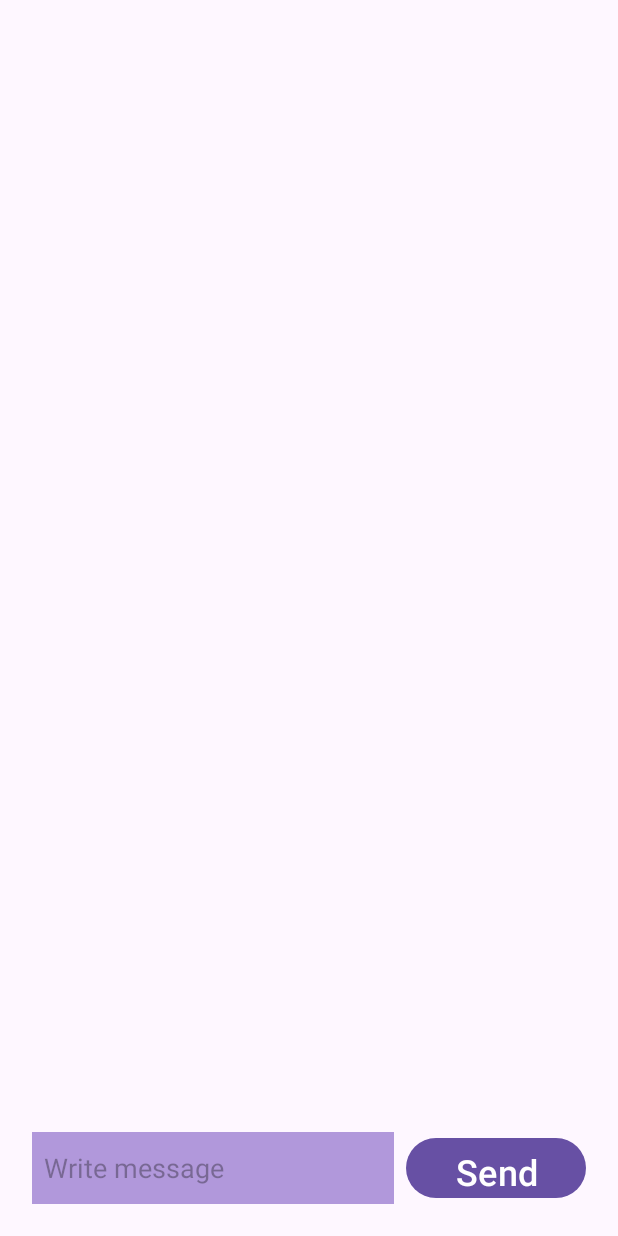
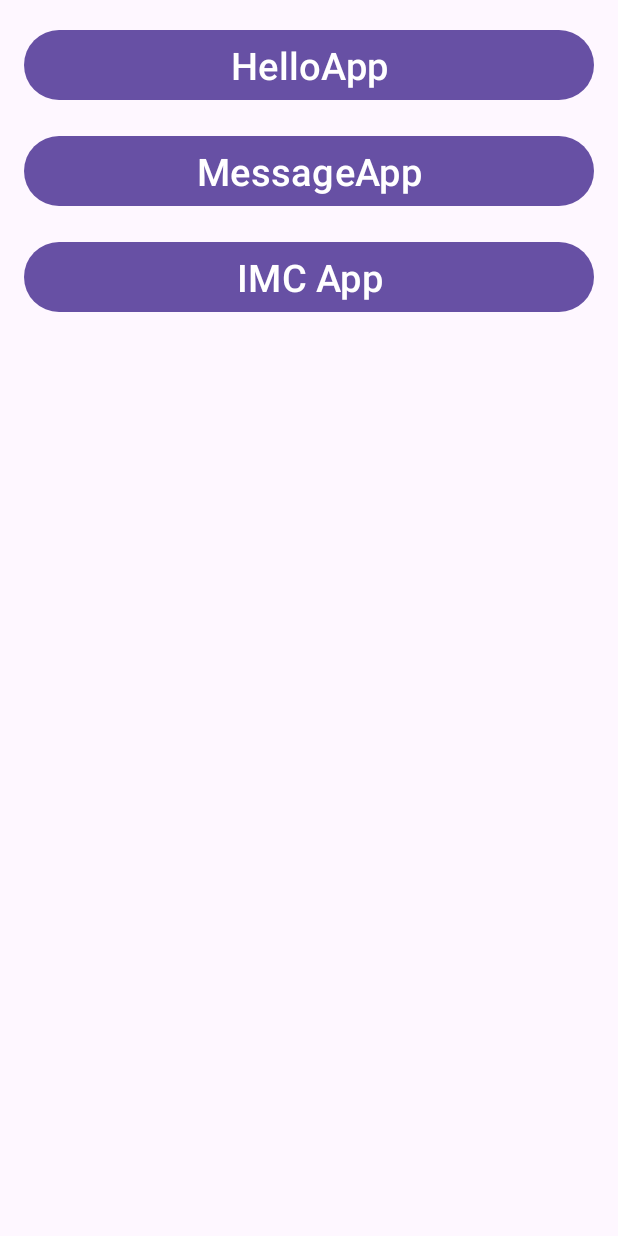
Before and after one commit to rubenmanero/daigualApps, an Android app: the screen it shows after launch (MessageActivity before the commit, MenuActivity after it), on a phone screen of 412 x 824 dp. Run offline under Robolectric (Android 15) with nearby library versions, the phone set to English and light mode, and no system bars.

Commit message:
Principio IMC App

```diff
--- a/app/src/main/java/com/ruben/daigualapps/HelloActivity.kt
+++ b/app/src/main/java/com/ruben/daigualapps/HelloApp/HelloActivity.kt
@@ -1,11 +1,9 @@
-package com.ruben.daigualapps
+package com.ruben.daigualapps.HelloApp
 
 import android.os.Bundle
 import android.widget.TextView
-import androidx.activity.enableEdgeToEdge
 import androidx.appcompat.app.AppCompatActivity
-import androidx.core.view.ViewCompat
-import androidx.core.view.WindowInsetsCompat
+import com.ruben.daigualapps.R
 
 class HelloActivity : AppCompatActivity() {
     override fun onCreate(savedInstanceState: Bundle?) {
--- a/app/src/main/java/com/ruben/daigualapps/MainActivity.kt
+++ b/app/src/main/java/com/ruben/daigualapps/HelloApp/MainActivity.kt
@@ -1,14 +1,12 @@
-package com.ruben.daigualapps
+package com.ruben.daigualapps.HelloApp
 
 import android.content.Intent
 import android.os.Bundle
 import android.util.Log
 import android.widget.Button
 import android.widget.EditText
-import androidx.activity.enableEdgeToEdge
 import androidx.appcompat.app.AppCompatActivity
-import androidx.core.view.ViewCompat
-import androidx.core.view.WindowInsetsCompat
+import com.ruben.daigualapps.R
 
 class MainActivity : AppCompatActivity() {
     override fun onCreate(savedInstanceState: Bundle?) {
--- /dev/null
+++ b/app/src/main/java/com/ruben/daigualapps/MenuActivity.kt
@@ -0,0 +1,49 @@
+package com.ruben.daigualapps
+
+import android.content.Intent
+import android.os.Bundle
+import android.widget.Button
+import androidx.activity.enableEdgeToEdge
+import androidx.appcompat.app.AppCompatActivity
+import androidx.core.view.ViewCompat
+import androidx.core.view.WindowInsetsCompat
+import com.ruben.daigualapps.HelloApp.MainActivity
+import com.ruben.daigualapps.IMCApp.IMCActivity
+import com.ruben.daigualapps.MessageApp.MessageActivity
+
+class MenuActivity : AppCompatActivity() {
+    override fun onCreate(savedInstanceState: Bundle?) {
+        super.onCreate(savedInstanceState)
+        enableEdgeToEdge()
+        setContentView(R.layout.activity_menu)
+        ViewCompat.setOnApplyWindowInsetsListener(findViewById(R.id.main)) { v, insets ->
+            val systemBars = insets.getInsets(WindowInsetsCompat.Type.systemBars())
+            v.setPadding(systemBars.left, systemBars.top, systemBars.right, systemBars.bottom)
+            insets
+        }
+
+        var btnHelloApp = findViewById<Button>(R.id.btnHelloApp)
+        var btnMessageApp = findViewById<Button>(R.id.btnMessageApp)
+        var btnIMCApp = findViewById<Button>(R.id.btnIMCApp)
+
+
+        btnHelloApp.setOnClickListener { navigateToHelloApp() }
+        btnMessageApp.setOnClickListener { navigateToMessageApp() }
+        btnIMCApp.setOnClickListener { navigateToIMCApp() }
+    }
+
+    private fun navigateToHelloApp() {
+        var intent = Intent(this, MainActivity::class.java)
+        startActivity(intent)
+    }
+
+    private fun navigateToMessageApp() {
+        var intent = Intent(this, MessageActivity::class.java)
+        startActivity(intent)
+    }
+
+    private fun navigateToIMCApp() {
+        var intent = Intent(this, IMCActivity::class.java)
+        startActivity(intent)
+    }
+}
--- a/app/src/main/java/com/ruben/daigualapps/MessageActivity.kt
+++ b/app/src/main/java/com/ruben/daigualapps/MessageApp/MessageActivity.kt
@@ -1,4 +1,4 @@
-package com.ruben.daigualapps
+package com.ruben.daigualapps.MessageApp
 
 import android.content.Intent
 import android.os.Bundle
@@ -9,6 +9,7 @@ import androidx.activity.enableEdgeToEdge
 import androidx.appcompat.app.AppCompatActivity
 import androidx.core.view.ViewCompat
 import androidx.core.view.WindowInsetsCompat
+import com.ruben.daigualapps.R
 
 class MessageActivity : AppCompatActivity() {
     override fun onCreate(savedInstanceState: Bundle?) {
--- a/app/src/main/java/com/ruben/daigualapps/ReplyActivity.kt
+++ b/app/src/main/java/com/ruben/daigualapps/MessageApp/ReplyActivity.kt
@@ -1,4 +1,4 @@
-package com.ruben.daigualapps
+package com.ruben.daigualapps.MessageApp
 
 import android.content.Intent
 import android.os.Bundle
@@ -9,6 +9,7 @@ import androidx.activity.enableEdgeToEdge
 import androidx.appcompat.app.AppCompatActivity
 import androidx.core.view.ViewCompat
 import androidx.core.view.WindowInsetsCompat
+import com.ruben.daigualapps.R
 
 class ReplyActivity : AppCompatActivity() {
     override fun onCreate(savedInstanceState: Bundle?) {
--- a/app/src/main/res/layout/activity_hello.xml
+++ b/app/src/main/res/layout/activity_hello.xml
@@ -5,7 +5,7 @@
     android:id="@+id/main"
     android:layout_width="match_parent"
     android:layout_height="match_parent"
-    tools:context=".HelloActivity">
+    tools:context=".HelloApp.HelloActivity">
 
     <TextView
         android:id="@+id/helloText"
--- a/app/src/main/res/layout/activity_main.xml
+++ b/app/src/main/res/layout/activity_main.xml
@@ -5,13 +5,13 @@
     android:id="@+id/main"
     android:layout_width="match_parent"
     android:layout_height="match_parent"
-    tools:context=".MainActivity">
+    tools:context=".HelloApp.MainActivity">
 
     <TextView
         android:layout_width="300dp"
         android:layout_height="wrap_content"
         android:layout_marginBottom="30dp"
-        android:text="@string/write_your_name"
+        android:text="Escribe tu nombre:"
         android:textAlignment="center"
         android:textSize="20sp"
         android:labelFor="@id/etName"
--- /dev/null
+++ b/app/src/main/res/layout/activity_menu.xml
@@ -0,0 +1,38 @@
+<?xml version="1.0" encoding="utf-8"?>
+<LinearLayout xmlns:android="http://schemas.android.com/apk/res/android"
+    xmlns:app="http://schemas.android.com/apk/res-auto"
+    xmlns:tools="http://schemas.android.com/tools"
+    android:id="@+id/main"
+    android:layout_width="match_parent"
+    android:layout_height="match_parent"
+    tools:context=".MenuActivity"
+    android:orientation="vertical">
+
+    <Button
+        android:id="@+id/btnHelloApp"
+        android:layout_width="match_parent"
+        android:layout_height="wrap_content"
+        android:layout_marginTop="16dp"
+        android:layout_marginHorizontal="16dp"
+        android:text="HelloApp"
+        android:textSize="25sp"/>
+
+    <Button
+        android:id="@+id/btnMessageApp"
+        android:layout_width="match_parent"
+        android:layout_height="wrap_content"
+        android:layout_marginTop="16dp"
+        android:layout_marginHorizontal="16dp"
+        android:text="MessageApp"
+        android:textSize="25sp"/>
+
+    <Button
+        android:id="@+id/btnIMCApp"
+        android:layout_width="match_parent"
+        android:layout_height="wrap_content"
+        android:layout_marginTop="16dp"
+        android:layout_marginHorizontal="16dp"
+        android:text="IMC App"
+        android:textSize="25sp"/>
+
+</LinearLayout>
--- a/app/src/main/res/layout/activity_message.xml
+++ b/app/src/main/res/layout/activity_message.xml
@@ -6,7 +6,7 @@
     android:layout_width="match_parent"
     android:layout_height="match_parent"
     android:padding="16dp"
-    tools:context=".MessageActivity">
+    tools:context=".MessageApp.MessageActivity">
 
     <TextView
         android:id="@+id/tvTitle"
--- a/app/src/main/res/layout/activity_reply.xml
+++ b/app/src/main/res/layout/activity_reply.xml
@@ -6,7 +6,7 @@
     android:layout_width="match_parent"
     android:layout_height="match_parent"
     android:padding="16dp"
-    tools:context=".ReplyActivity">
+    tools:context=".MessageApp.ReplyActivity">
 
     <TextView
         android:id="@+id/tvTitle2"
--- a/app/src/main/res/values/strings.xml
+++ b/app/src/main/res/values/strings.xml
@@ -1,4 +1,3 @@
 <resources>
     <string name="app_name">daigualApps</string>
-    <string name="write_your_name">Escribe tu nombre</string>
 </resources>
```
Also changed, not shown: app/src/main/AndroidManifest.xml (+11 -5 lines), app/src/main/java/com/ruben/daigualapps/IMCApp/IMCActivity.kt (added, +21 -0 lines), app/src/main/res/layout/activity_imc.xml (added, +10 -0 lines).
